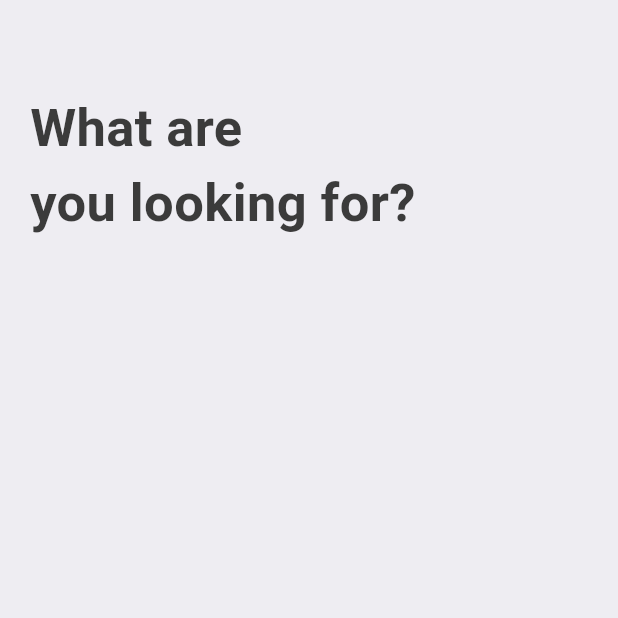
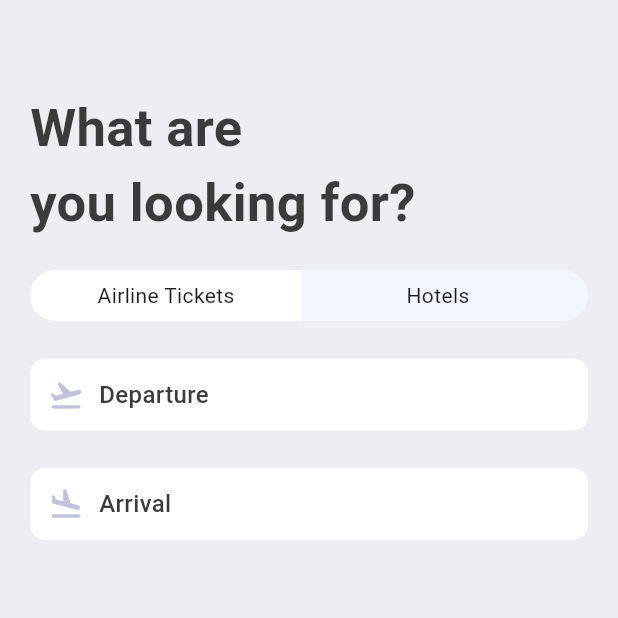
Before and after one commit to Leulseged-Mesfin/Ticket-App, a Flutter app: the SearchScreen screen opened directly, on a phone screen of 412 x 824 dp, the top half of it. Run offline on Flutter 3.47's test engine with Material 3 defaults, Android fonts, the phone set to English and light mode, and no system bars; our stand-ins replace fluentui_icons.

Commit message:
Search Screen Upper parts

```diff
--- a/lib/base/res/styles/app_styles.dart
+++ b/lib/base/res/styles/app_styles.dart
@@ -12,6 +12,8 @@ class AppStyles {
   static Color ticketBlue = const Color(0xFF526799);
   static Color ticketOrange = const Color(0xFFF37B67);
   static Color kakiColor = const Color(0xFFd2bdb6);
+  static Color planeColor = const Color(0xFFBFC2DF);
+
 
   static TextStyle textStyle = TextStyle(
     fontSize: 16,
--- a/lib/screens/search/search_screen.dart
+++ b/lib/screens/search/search_screen.dart
@@ -1,6 +1,8 @@
 import 'package:flutter/cupertino.dart';
 import 'package:flutter/material.dart';
 import 'package:ticket_app/base/res/styles/app_styles.dart';
+import 'package:ticket_app/screens/search/widgets/app_text_icon.dart';
+import 'package:ticket_app/screens/search/widgets/app_ticket_tabs.dart';
 
 class SearchScreen extends StatelessWidget {
   const SearchScreen({super.key});
@@ -16,6 +18,12 @@ class SearchScreen extends StatelessWidget {
           Text("What are \nyou looking for?",
               style: AppStyles.headLineStyle1
                   .copyWith(fontSize: 35, fontWeight: FontWeight.bold)),
+          const SizedBox(height: 20),
+          const AppTicketTabs(firstTab: "Airline Tickets",  secondTab: "Hotels"),
+          const SizedBox(height: 25),
+          AppTextIcon(icon: Icons.flight_takeoff_rounded, text: "Departure"),
+          const SizedBox(height: 25),
+          AppTextIcon(icon: Icons.flight_land_rounded, text: "Arrival"),
         ],
       ),
     );
--- /dev/null
+++ b/lib/screens/search/widgets/app_text_icon.dart
@@ -0,0 +1,29 @@
+import 'package:flutter/cupertino.dart';
+import 'package:flutter/material.dart';
+import 'package:ticket_app/base/res/styles/app_styles.dart';
+
+class AppTextIcon extends StatelessWidget {
+  final IconData icon;
+  final String text;
+  const AppTextIcon({super.key, required this.icon, required this.text});
+
+  @override
+  Widget build(BuildContext context) {
+    final size = MediaQuery.of(context).size;
+    return Container(
+      width: size.width * 0.90,
+      padding: const EdgeInsets.symmetric(horizontal: 12, vertical: 12),
+      decoration: BoxDecoration(
+        borderRadius: BorderRadius.circular(10),
+        color: Colors.white,
+      ),
+      child: Row(
+        children: [
+          Icon(icon, color: AppStyles.planeColor),
+          const SizedBox(width: 10),
+          Text(text, style: AppStyles.textStyle),
+        ],
+      ),
+    );
+  }
+}
--- /dev/null
+++ b/lib/screens/search/widgets/app_ticket_tabs.dart
@@ -0,0 +1,47 @@
+import 'package:flutter/cupertino.dart';
+import 'package:flutter/material.dart';
+
+class AppTicketTabs extends StatelessWidget {
+  final String firstTab;
+  final String secondTab;
+  const AppTicketTabs({super.key, required this.firstTab, required this.secondTab});
+
+  @override
+  Widget build(BuildContext context) {
+    return Container(
+          decoration: BoxDecoration(
+            borderRadius: BorderRadius.circular(50),
+            color: const Color(0xFFF4F6FD),
+          ),
+          child: Row(
+            children: [
+            AppTabs(tabText: firstTab, tabBorder: true, textColor: true),
+            AppTabs(tabText: secondTab, tabBorder: false, textColor: false)
+
+            ]
+            ),
+        );
+  }
+}
+
+
+class AppTabs extends StatelessWidget {
+  final String tabText;
+  final bool tabBorder;
+  final bool textColor;
+  const AppTabs({super.key, required this.tabText, required this.tabBorder, required this.textColor});
+
+  @override
+  Widget build(BuildContext context) {
+    final size = MediaQuery.of(context).size;
+    return Container(
+              width: size.width * 0.44,
+              padding: const EdgeInsets.symmetric(vertical: 7),
+              child: Center(child: Text(tabText)),
+              decoration: BoxDecoration(
+                color: textColor?Colors.white:Colors.transparent,
+                borderRadius: tabBorder?BorderRadius.horizontal(left: Radius.circular(50)):BorderRadius.horizontal(right: Radius.circular(50)),
+              ),
+              );
+  }
+}
```
